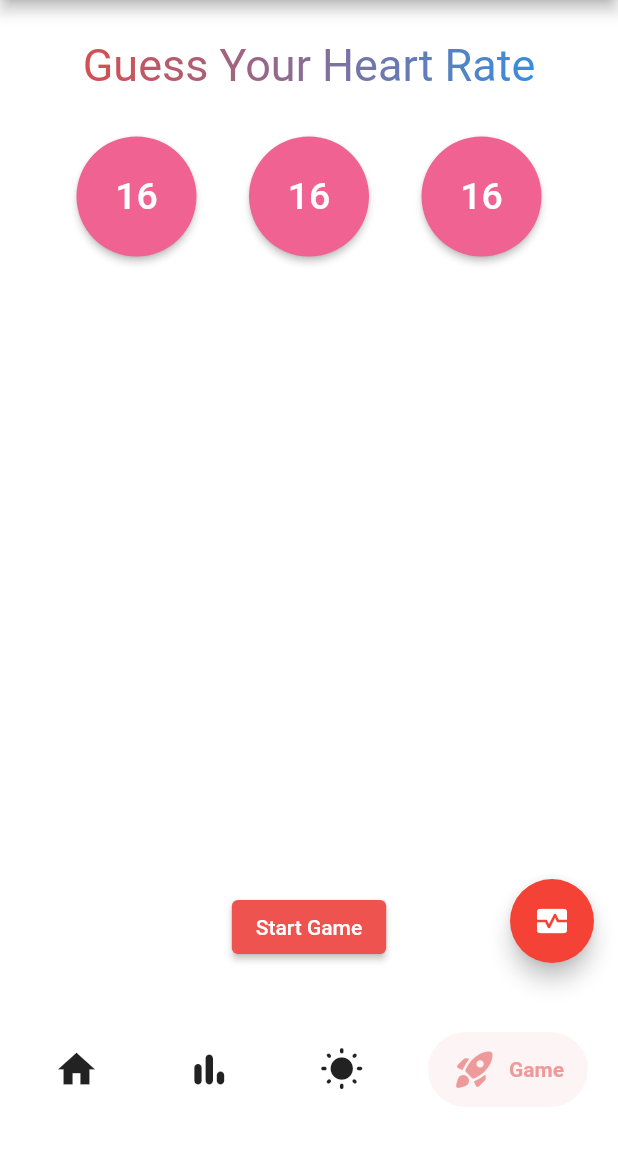
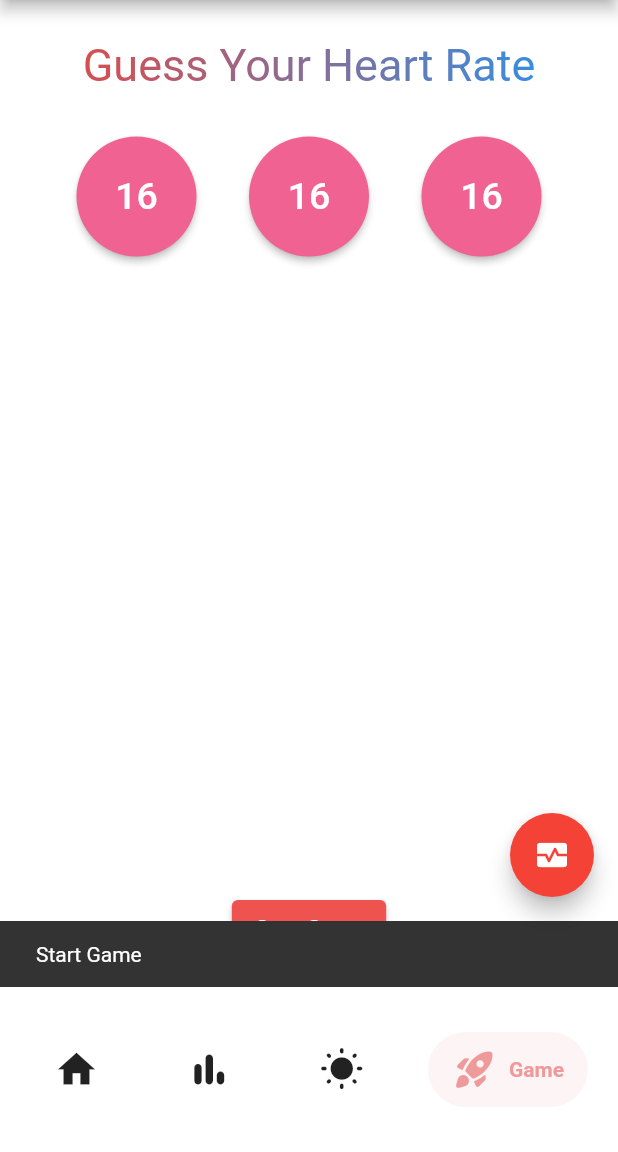
Before and after one commit to Lucria/flutter-mobile-app, a Flutter app: the GameWidget screen opened by its route, after a tap on "Start Game", on a phone screen of 412 x 824 dp, the part 84-1236 px from its top. Run offline on Flutter 3.47's test engine with Material 2 defaults, Android fonts, the phone set to English and light mode, and no system bars; drawn by our look-alikes of salomon_bottom_bar; our stand-ins replace auto_route, cloud_firestore, firebase_auth, firebase_core, fl_chart, flutter_bluetooth_serial and 1 more; accounts and stored records are empty; network calls fail.

Commit message:
chore: rename widgets and remove print calls

```diff
--- a/lib/game/game_widget.dart
+++ b/lib/game/game_widget.dart
@@ -1,6 +1,7 @@
 import 'dart:math';
 
 import 'package:flutter/material.dart';
+import 'package:flutter_mobile_app/util/util_widgets.dart';
 import 'game_model.dart';
 import 'dart:ui' as ui;
 
@@ -21,7 +22,7 @@ class GameState extends State<GameWidget> {
       child: Align(
         alignment: FractionalOffset.bottomCenter,
         child: ElevatedButton(
-          onPressed: () => print("Start Game"),
+          onPressed: () => showMessage(context, "Start Game"),
           child: const Text('Start Game'),
           style: ButtonStyle(
             backgroundColor: MaterialStateProperty.all(Colors.red[400]),
@@ -61,7 +62,7 @@ class GameState extends State<GameWidget> {
         children: [
           for (int i = 0; i < 3; i++)
             ElevatedButton(
-              onPressed: () => print(i),
+              onPressed: () => showMessage(context, i.toString()),
               style: ElevatedButton.styleFrom(
                 shape: const CircleBorder(),
                 padding: const EdgeInsets.all(25),
--- /dev/null
+++ b/lib/home_navigation_widget.dart
@@ -0,0 +1,110 @@
+import 'package:auto_route/auto_route.dart';
+import 'package:firebase_auth/firebase_auth.dart';
+import 'package:flutter/material.dart';
+import 'package:flutter_mobile_app/routes/router.gr.dart';
+import 'package:flutter_mobile_app/util/util_widgets.dart';
+import 'package:salomon_bottom_bar/salomon_bottom_bar.dart';
+
+class HomeTabNavigationWidget extends StatelessWidget {
+  const HomeTabNavigationWidget({Key? key}) : super(key: key);
+
+  @override
+  Widget build(BuildContext context) {
+    return AutoTabsScaffold(
+      appBarBuilder: (_, tabsRouter) => AppBar(
+        backgroundColor: Colors.red[300],
+        title: const Text('Cell-O2'),
+        centerTitle: true,
+        leading: const AutoLeadingButton(),
+        actions: [
+          Padding(
+            padding: const EdgeInsets.only(right: 20.0),
+              child: GestureDetector(
+                onTap: () {
+                  FirebaseAuth.instance.signOut().then((value) {
+                    context.router.popUntilRoot();
+                    context.router.parent()!.navigate(const SignInScreen());
+                    // sign_in.SignInScreen()));
+                  });
+                },
+                child: const Icon(
+                  Icons.logout,
+                  size: 26.0,
+                ),
+              )
+          ),
+          Padding(
+              padding: const EdgeInsets.only(right: 20.0),
+              child: GestureDetector(
+                onTap: () {
+                  String userEmail = FirebaseAuth.instance.currentUser!.email!;
+                  showMessage(context, 'Signed in as: $userEmail');
+                },
+                child: const Icon(
+                  Icons.account_circle_outlined,
+                  size: 26.0,
+                ),
+              )
+          )
+        ],
+      ),
+      backgroundColor: Colors.white,
+      routes: const [
+        HomeRouter(),
+        ActivityRouter(),
+        ReliefRouter(),
+        GameRouter(),
+        BluetoothRouter(),
+      ],
+      floatingActionButton: FloatingActionButton(
+        onPressed: () => context.navigateTo(const BluetoothRouter()),
+        child: const Icon(Icons.monitor_heart),
+        backgroundColor: Colors.red[500],
+      ),
+      bottomNavigationBuilder: (_, tabsRouter) {
+        return SalomonBottomBar(
+          margin: const EdgeInsets.symmetric(
+            horizontal: 20,
+            vertical: 30,
+          ),
+          currentIndex: tabsRouter.activeIndex,
+          onTap: tabsRouter.setActiveIndex,
+          items: [
+            SalomonBottomBarItem(
+              selectedColor: Colors.red[200],
+              icon: const Icon(
+                Icons.home,
+                size: 30,
+              ),
+              title: const Text('Home'),
+            ),
+            SalomonBottomBarItem(
+              selectedColor: Colors.red[200],
+              icon: const Icon(
+                Icons.bar_chart_rounded,
+                size: 30,
+              ),
+              title: const Text('Activity'),
+            ),
+            SalomonBottomBarItem(
+              selectedColor: Colors.red[200],
+              icon: const Icon(
+                Icons.wb_sunny_rounded,
+                size: 30,
+              ),
+              title: const Text('Relief'),
+            ),
+            SalomonBottomBarItem(
+              selectedColor: Colors.red[200],
+              icon: const Icon(
+                Icons.rocket_launch_rounded,
+                size: 30,
+              ),
+              title: const Text('Game'),
+            ),
+          ],
+        );
+      },
+    );
+  }
+}
--- a/lib/home_page.dart
+++ /dev/null
@@ -1,110 +0,0 @@
-import 'package:auto_route/auto_route.dart';
-import 'package:firebase_auth/firebase_auth.dart';
-import 'package:flutter/material.dart';
-import 'package:flutter_mobile_app/routes/router.gr.dart';
-import 'package:flutter_mobile_app/util/util_widgets.dart';
-import 'package:salomon_bottom_bar/salomon_bottom_bar.dart';
-
-class HomePage extends StatelessWidget {
-  const HomePage({Key? key}) : super(key: key);
-
-  @override
-  Widget build(BuildContext context) {
-    return AutoTabsScaffold(
-      appBarBuilder: (_, tabsRouter) => AppBar(
-        backgroundColor: Colors.red[300],
-        title: const Text('Cell-O2'),
-        centerTitle: true,
-        leading: const AutoLeadingButton(),
-        actions: [
-          Padding(
-            padding: const EdgeInsets.only(right: 20.0),
-              child: GestureDetector(
-                onTap: () {
-                  FirebaseAuth.instance.signOut().then((value) {
-                    context.router.popUntilRoot();
-                    context.router.parent()!.navigate(const SignInScreen());
-                    // sign_in.SignInScreen()));
-                  });
-                },
-                child: const Icon(
-                  Icons.logout,
-                  size: 26.0,
-                ),
-              )
-          ),
-          Padding(
-              padding: const EdgeInsets.only(right: 20.0),
-              child: GestureDetector(
-                onTap: () {
-                  String userEmail = FirebaseAuth.instance.currentUser!.email!;
-                  showMessage(context, 'Signed in as: $userEmail');
-                },
-                child: const Icon(
-                  Icons.account_circle_outlined,
-                  size: 26.0,
-                ),
-              )
-          )
-        ],
-      ),
-      backgroundColor: Colors.white,
-      routes: const [
-        PostsRouter(),
-        UsersRouter(),
-        ReliefRouter(),
-        GameRouter(),
-        BluetoothRouter(),
-      ],
-      floatingActionButton: FloatingActionButton(
-        onPressed: () => context.navigateTo(const BluetoothRouter()),
-        child: const Icon(Icons.monitor_heart),
-        backgroundColor: Colors.red[500],
-      ),
-      bottomNavigationBuilder: (_, tabsRouter) {
-        return SalomonBottomBar(
-          margin: const EdgeInsets.symmetric(
-            horizontal: 20,
-            vertical: 30,
-          ),
-          currentIndex: tabsRouter.activeIndex,
-          onTap: tabsRouter.setActiveIndex,
-          items: [
-            SalomonBottomBarItem(
-              selectedColor: Colors.red[200],
-              icon: const Icon(
-                Icons.home,
-                size: 30,
-              ),
-              title: const Text('Home'),
-            ),
-            SalomonBottomBarItem(
-              selectedColor: Colors.red[200],
-              icon: const Icon(
-                Icons.bar_chart_rounded,
-                size: 30,
-              ),
-              title: const Text('Activity'),
-            ),
-            SalomonBottomBarItem(
-              selectedColor: Colors.red[200],
-              icon: const Icon(
-                Icons.wb_sunny_rounded,
-                size: 30,
-              ),
-              title: const Text('Relief'),
-            ),
-            SalomonBottomBarItem(
-              selectedColor: Colors.red[200],
-              icon: const Icon(
-                Icons.rocket_launch_rounded,
-                size: 30,
-              ),
-              title: const Text('Game'),
-            ),
-          ],
-        );
-      },
-    );
-  }
-}
--- a/lib/login/auth/auth_service.dart
+++ b/lib/login/auth/auth_service.dart
@@ -13,7 +13,7 @@ class AuthService {
     return user;
   }
 
-  Future<User> HandleSignUp(email, password) async {
+  Future<User> handleSignUp(email, password) async {
     UserCredential result = await _firebaseAuth.createUserWithEmailAndPassword(
         email: email, password: password);
     final User user = result.user!;
--- a/lib/login/redirect_widget.dart
+++ b/lib/login/redirect_widget.dart
@@ -26,7 +26,7 @@ class RedirectController extends StatelessWidget {
         if (snapshot.connectionState == ConnectionState.active) {
           final bool signedIn = snapshot.hasData;
           if (signedIn) {
-            context.router.navigate(const HomeRoute());
+            context.router.navigate(const HomeTabNavigationWidget());
           } else {
             context.router.navigate(const SignInScreen());
           }
--- a/lib/login/signin_page.dart
+++ b/lib/login/signin_page.dart
@@ -60,7 +60,7 @@ class _SignInScreenState extends State<SignInScreen> {
                       _passwordController.text.trim())
                     .then((value) {
                       setState(() => _isLoading = false);
-                      context.navigateTo(const HomeRoute());
+                      context.navigateTo(const HomeTabNavigationWidget());
                   }).catchError((error) {
                       setState(() => _isLoading = false);
                       showMessage(context, 'Error: $error');
```
Also changed, not shown: lib/login/signup_page.dart (+4 -4 lines), lib/routes/router.dart (+6 -6 lines), lib/routes/router.gr.dart.
